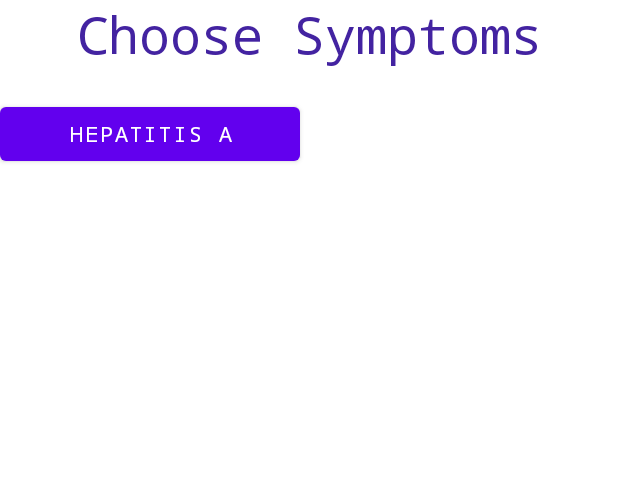
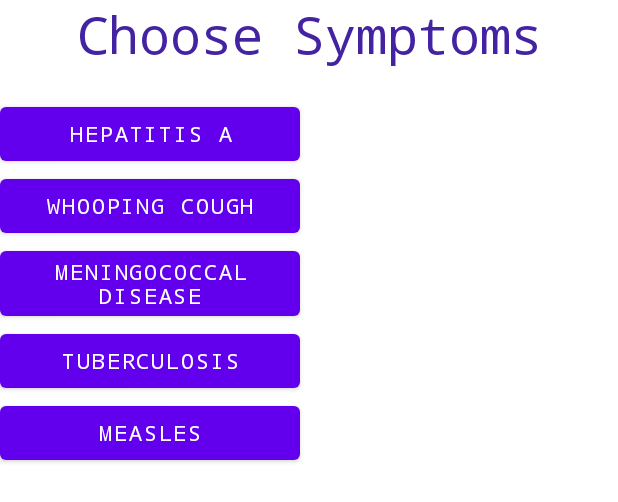
Before and after one commit to Makayla-Williams53/CACProject, an Android app: the layout activity_choose.xml on its own in the app's theme, with its tools: preview values and no code run, on a phone screen of 412 x 824 dp. Shown: the top 502 px of the screen. Run offline under Robolectric (Android 15) with nearby library versions, the phone set to English and light mode, and no system bars.

Commit message:
Created base project

```diff
--- a/app/src/main/AndroidManifest.xml
+++ b/app/src/main/AndroidManifest.xml
@@ -19,6 +19,10 @@
             android:exported="false" />
 
         <activity
+            android:name=".Choose"
+            android:exported="false" />
+
+        <activity
             android:name=".SplashScreen"
             android:exported="true">
             <intent-filter>
--- a/app/src/main/res/layout/activity_choose.xml
+++ b/app/src/main/res/layout/activity_choose.xml
@@ -1,5 +1,7 @@
 <?xml version="1.0" encoding="utf-8"?>
 <LinearLayout xmlns:android="http://schemas.android.com/apk/res/android"
+    xmlns:app="http://schemas.android.com/apk/res-auto"
+    xmlns:tools="http://schemas.android.com/tools"
     android:layout_width="match_parent"
     android:layout_height="match_parent"
     android:orientation="vertical">
@@ -24,5 +26,41 @@
         android:typeface="monospace"
         android:textColor="@color/white" />
 
+    <Button
+        android:id="@+id/whoopBtn"
+        android:layout_width="200dp"
+        android:layout_height="wrap_content"
+        android:onClick="hepClick"
+        android:text="Whooping Cough"
+        android:typeface="monospace"
+        android:textColor="@color/white" />
+
+    <Button
+        android:id="@+id/MeningBtn"
+        android:layout_width="200dp"
+        android:layout_height="wrap_content"
+        android:onClick="hepClick"
+        android:text="Meningococcal Disease"
+        android:typeface="monospace"
+        android:textColor="@color/white" />
+
+    <Button
+        android:id="@+id/TubBtn"
+        android:layout_width="200dp"
+        android:layout_height="wrap_content"
+        android:onClick="hepClick"
+        android:text="Tuberculosis"
+        android:typeface="monospace"
+        android:textColor="@color/white" />
+
+    <Button
+        android:id="@+id/MeaslesBtn"
+        android:layout_width="200dp"
+        android:layout_height="wrap_content"
+        android:onClick="hepClick"
+        android:text="Measles"
+        android:typeface="monospace"
+        android:textColor="@color/white" />
+
 
 </LinearLayout>
```
